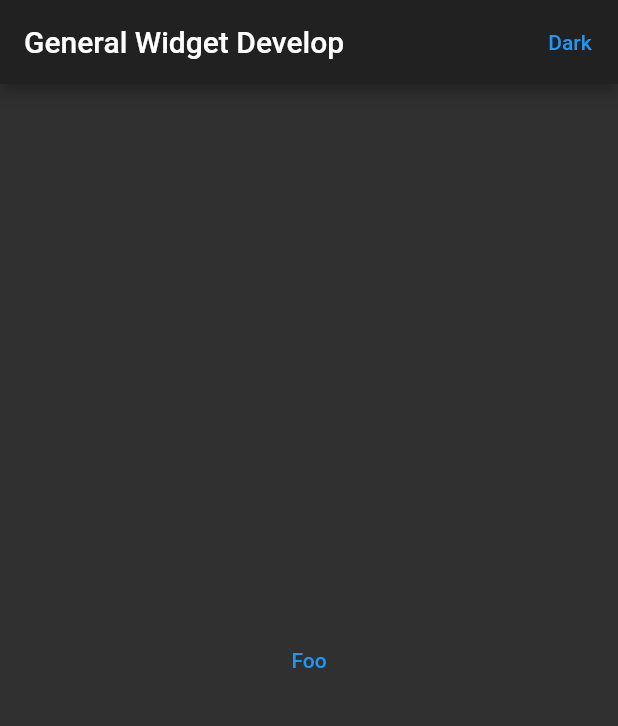
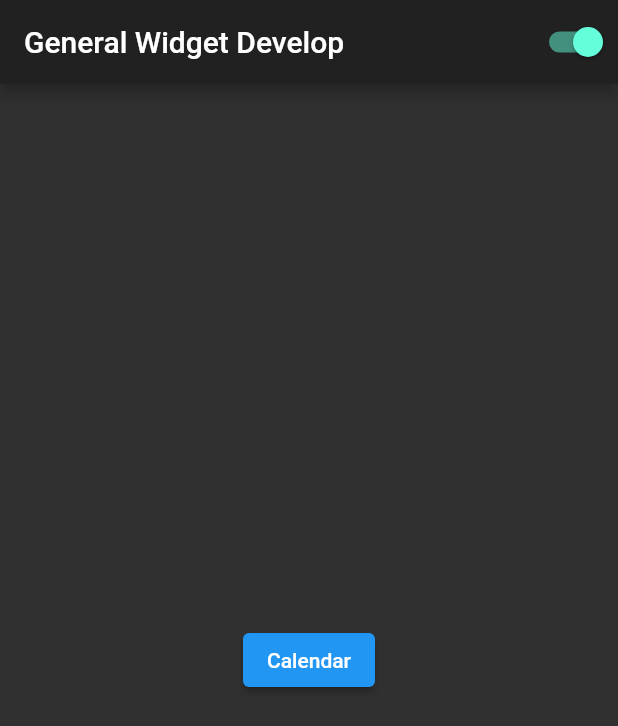
Before and after one commit to Zereef/Flutter-Test-App, a Flutter app: the screen it shows after launch, on a phone screen of 412 x 824 dp. Shown: the top 726 px of the screen. Run offline on Flutter 3.47's test engine with Material 2 defaults, Android fonts, the phone set to English and light mode, and no system bars; our stand-ins replace google_fonts, hive, hive_flutter; accounts and stored records are empty.

Commit message:
Theme changes

```diff
--- a/lib/Theme/CurrentTheme.dart
+++ b/lib/Theme/CurrentTheme.dart
@@ -21,4 +21,8 @@ class CurrentTheme with ChangeNotifier {
     box.put('currentTheme', _isDark);
     notifyListeners();
   }
+
+  bool mode() {
+    return _isDark;
+  }
 }
--- a/lib/Theme/ThemeData.dart
+++ b/lib/Theme/ThemeData.dart
@@ -4,7 +4,7 @@ class AppTheme {
   //
   AppTheme._();
 
-  static final ThemeData lightTheme = ThemeData(
+  static final ThemeData light = ThemeData(
     scaffoldBackgroundColor: Colors.teal,
     appBarTheme: AppBarTheme(
       color: Colors.teal,
@@ -67,4 +67,9 @@ class AppTheme {
       ),
     ),
   );
+
+  //
+  static final ThemeData light2 = ThemeData.light().copyWith();
+
+  static final ThemeData dark2 = ThemeData.dark().copyWith();
 }
--- a/lib/main.dart
+++ b/lib/main.dart
@@ -11,17 +11,17 @@ import 'package:test_app/Theme/CurrentTheme.dart';
 Future<void> main() async {
   await Hive.initFlutter();
   box = await Hive.openBox('easyTheme');
-  runApp(MyApp());
+  runApp(App());
 }
 
 CurrentTheme currentTheme = CurrentTheme();
 
-class MyApp extends StatefulWidget {
+class App extends StatefulWidget {
   @override
-  _MyAppState createState() => _MyAppState();
+  _AppState createState() => _AppState();
 }
 
-class _MyAppState extends State<MyApp> {
+class _AppState extends State<App> {
   @override
   void initState() {
     super.initState();
@@ -37,12 +37,12 @@ class _MyAppState extends State<MyApp> {
       //Debug features
       showPerformanceOverlay: false,
       debugShowCheckedModeBanner: false,
-      theme: AppTheme.lightTheme,
-      darkTheme: ThemeData.dark(),
+      theme: AppTheme.light2,
+      darkTheme: AppTheme.dark2,
       themeMode: currentTheme.currentTheme(),
       title: 'Flutter Demo',
       routes: {
-        '/marcarConsulta': (context) => MarcarConsulta(),
+        '/Calendar': (context) => Calendar(),
       },
       home: Main(),
     );
@@ -50,9 +50,7 @@ class _MyAppState extends State<MyApp> {
 }
 
 class Main extends StatefulWidget {
-  const Main({
-    Key key,
-  }) : super(key: key);
+  const Main({Key key}) : super(key: key);
 
   @override
   _MainState createState() => _MainState();
@@ -67,26 +65,20 @@ class _MainState extends State<Main> {
       appBar: AppBar(
         title: Text("General Widget Develop"),
         actions: [
-          TextButton(
-            child: Text(currentTheme.currentTheme() == ThemeMode.dark ? "Dark" : "Light"),
-            onPressed: () => currentTheme.switchTheme(),
-          ),
+          Switch(
+            value: currentTheme.mode(),
+            onChanged: (value) {
+              currentTheme.switchTheme();
+            },
+          )
         ],
       ),
       body: Center(
-        child: TextButton(
-          child: Text("Foo"),
-          onPressed: () => Navigator.pushNamed(context, "/marcarConsulta"),
+        child: ElevatedButton(
+          onPressed: () => Navigator.pushNamed(context, "/Calendar"),
+          child: Text("Calendar"),
         ),
       ),
-
-      //old stuff
-      // floatingActionButton: FloatingActionButton(
-      //   onPressed: () {
-      //     currentTheme.switchTheme();
-      //   },
-      //   child: Icon(Icons.add),
-      // ),
     );
   }
 }
```
